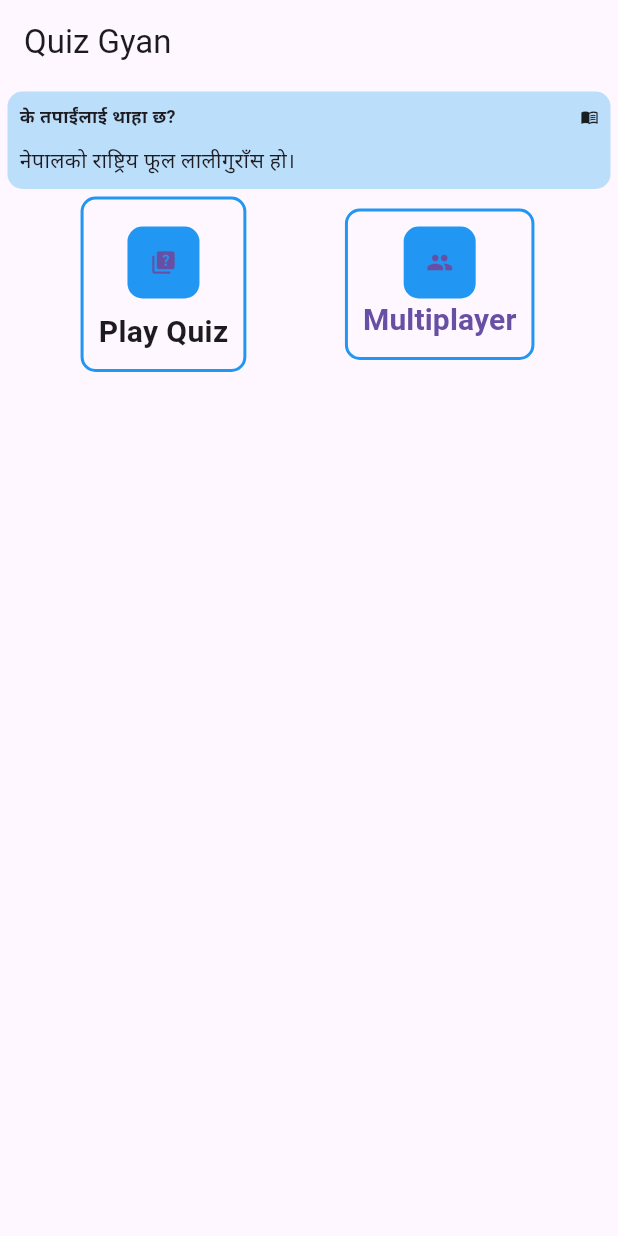
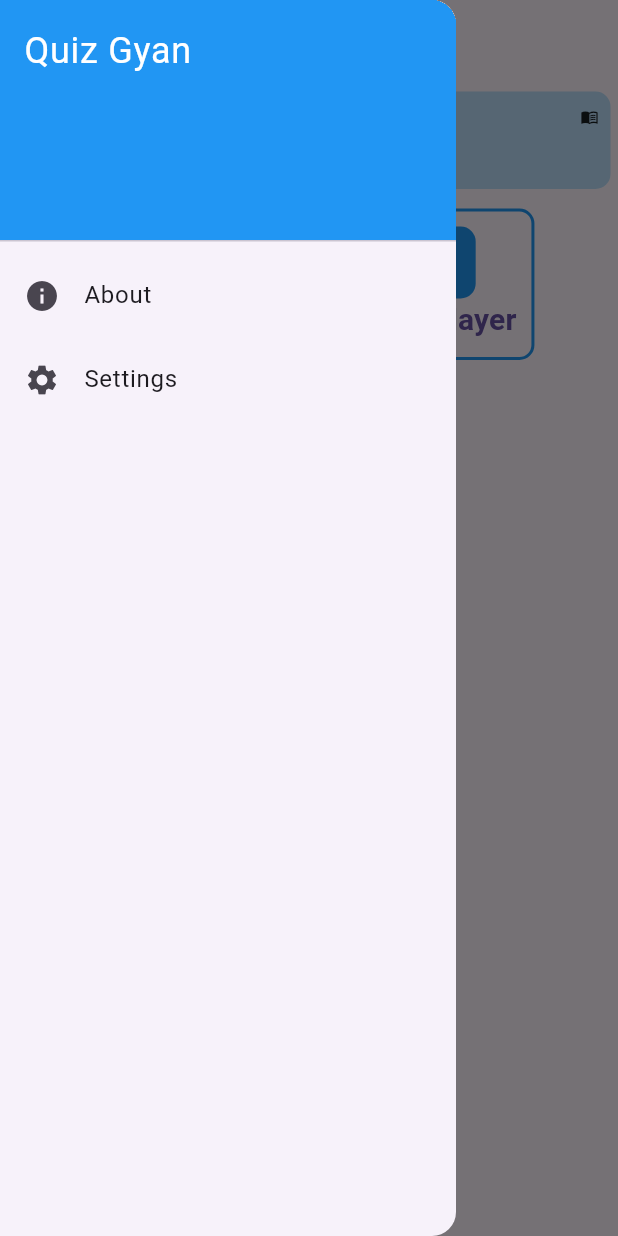
Before and after one commit to himal-13/quizgyan, a Flutter app: the screen it shows after launch, with the side drawer open (before the commit the screen has no drawer), on a phone screen of 412 x 824 dp. Run offline on Flutter 3.47's test engine with Material 3 defaults, Android fonts, the phone set to English and light mode, and no system bars.

Commit message:
basic ui complete for the app

```diff
--- a/quizgyan/lib/home_page.dart
+++ b/quizgyan/lib/home_page.dart
@@ -1,6 +1,8 @@
 import 'package:flutter/material.dart';
 import 'package:quizgyan/components/did_you_know.dart';
 import 'package:quizgyan/components/quiz_section.dart';
+import 'package:quizgyan/pages/about_page.dart';
+import 'package:quizgyan/pages/setting_page.dart';
 
 class HomePage extends StatelessWidget {
   const HomePage({super.key});
@@ -16,7 +18,46 @@ class HomePage extends StatelessWidget {
           DidYouKnow(),
           QuizSection()
         ],
-      )
+      ),
+      drawer: Drawer(
+        child: ListView(
+          padding: EdgeInsets.zero,
+          children: [
+            DrawerHeader(
+              decoration: BoxDecoration(
+                color: Colors.blue,
+              ),
+              child: Text(
+                'Quiz Gyan',
+                style: TextStyle(
+                  color: Colors.white,
+                  fontSize: 24,
+                ),
+              ),
+            ),
+            ListTile(
+              leading: Icon(Icons.info),
+              title: Text('About'),
+              onTap: () {
+                // Handle the tap
+                Navigator.push(context, MaterialPageRoute(
+                  builder: (context) => const AboutPage(),
+                ));
+              },
+            ),
+            ListTile(
+              leading: Icon(Icons.settings),
+              title: Text('Settings'),
+              onTap: () {
+                // Handle the tap
+                Navigator.push(context, MaterialPageRoute(
+                  builder: (context) => const SettingPage(),
+                ));
+              },
+            ),
+          ],
+        ),
+      ),
     );
 
   }
```
Also changed, not shown: quizgyan/lib/pages/about_page.dart (added, +41 -0 lines), quizgyan/lib/pages/setting_page.dart (added, +20 -0 lines).
